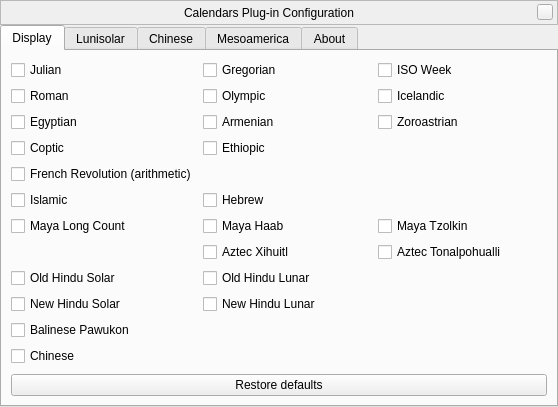
Qt form plugins/Calendars/src/gui/calendarsDialog.ui (Stellarium/stellarium) before a commit.
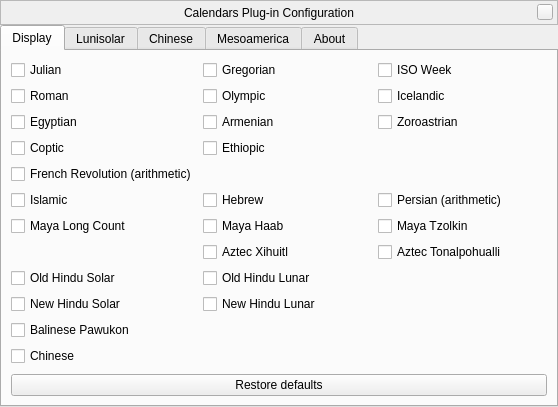
The same form after that commit. Icons and pictures are not drawn. Custom widgets are drawn as their Qt base class.

Commit message: Added Persian (arithmetic) calendar

The edit to the form file:
```diff
--- a/plugins/Calendars/src/gui/calendarsDialog.ui
+++ b/plugins/Calendars/src/gui/calendarsDialog.ui
@@ -322,6 +322,13 @@
            </property>
           </widget>
          </item>
+         <item row="5" column="2">
+          <widget class="QCheckBox" name="persianArithmeticCheckBox">
+           <property name="text">
+            <string>Persian (arithmetic)</string>
+           </property>
+          </widget>
+         </item>
         </layout>
        </item>
        <item>
```
The commit also changes 8 other files.
